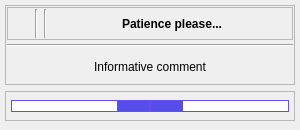
First picture: the form in gui/load_screen.ui, repository oluatomi/TimetableGUI_project, before the edit.
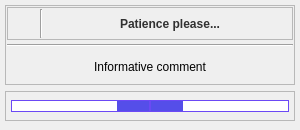
Second picture: the form after the edit. Icons and pictures are not drawn.

What changed in the file:
```diff
--- a/gui/load_screen.ui
+++ b/gui/load_screen.ui
@@ -93,8 +93,8 @@
           <widget class="QLabel" name="label">
            <property name="maximumSize">
             <size>
-             <width>20</width>
-             <height>20</height>
+             <width>25</width>
+             <height>25</height>
             </size>
            </property>
            <property name="text">
@@ -108,13 +108,6 @@
            </property>
           </widget>
          </item>
-         <item>
-          <widget class="Line" name="line_2">
-           <property name="orientation">
-            <enum>Qt::Vertical</enum>
-           </property>
-          </widget>
-         </item>
          <item>
           <widget class="Line" name="line_3">
            <property name="orientation">
@@ -125,7 +118,8 @@
          <item>
           <widget class="QLabel" name="title_of_loading_label">
            <property name="styleSheet">
-            <string notr="true">font-weight:bold;</string>
+            <string notr="true">font-weight:bold;
+color: #313131;</string>
            </property>
            <property name="text">
             <string>Patience please...</string>
```
Left out of the diff: 3 changed lines with no effect on the pictures.
